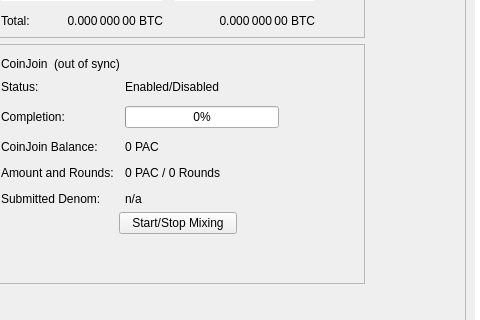
barrystyle/datos, file src/qt/forms/overviewpage.ui: the form before one commit; both pictures show x 114 to 594 and y 178 to 498 of the 960 by 585 pixel window.
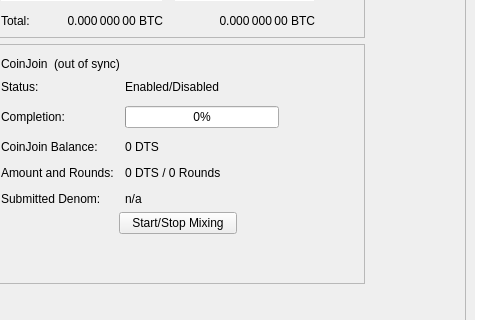
The form after the commit.

The edit to the form file:
```diff
--- a/src/qt/forms/overviewpage.ui
+++ b/src/qt/forms/overviewpage.ui
@@ -455,7 +455,7 @@
             <item row="2" column="1">
              <widget class="QLabel" name="labelAnonymized">
               <property name="text">
-               <string notr="true">0 PAC</string>
+               <string notr="true">0 DTS</string>
               </property>
              </widget>
             </item>
@@ -469,7 +469,7 @@
             <item row="3" column="1">
              <widget class="QLabel" name="labelAmountRounds">
               <property name="text">
-               <string>0 PAC / 0 Rounds</string>
+               <string>0 DTS / 0 Rounds</string>
               </property>
              </widget>
             </item>
```
Left out of the diff: 6 changed lines with no effect on the pictures.
